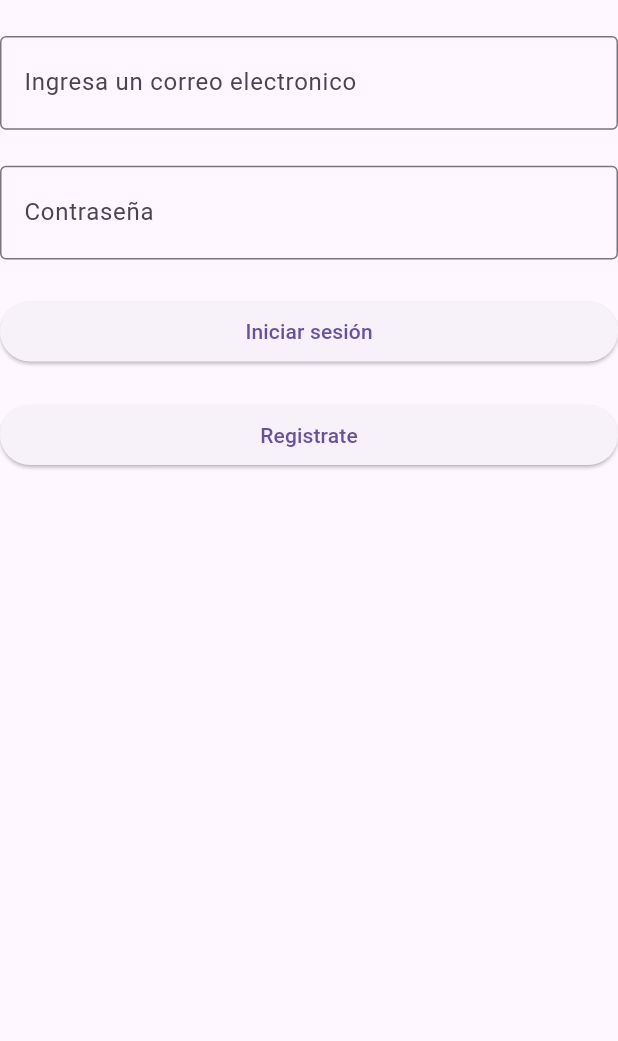
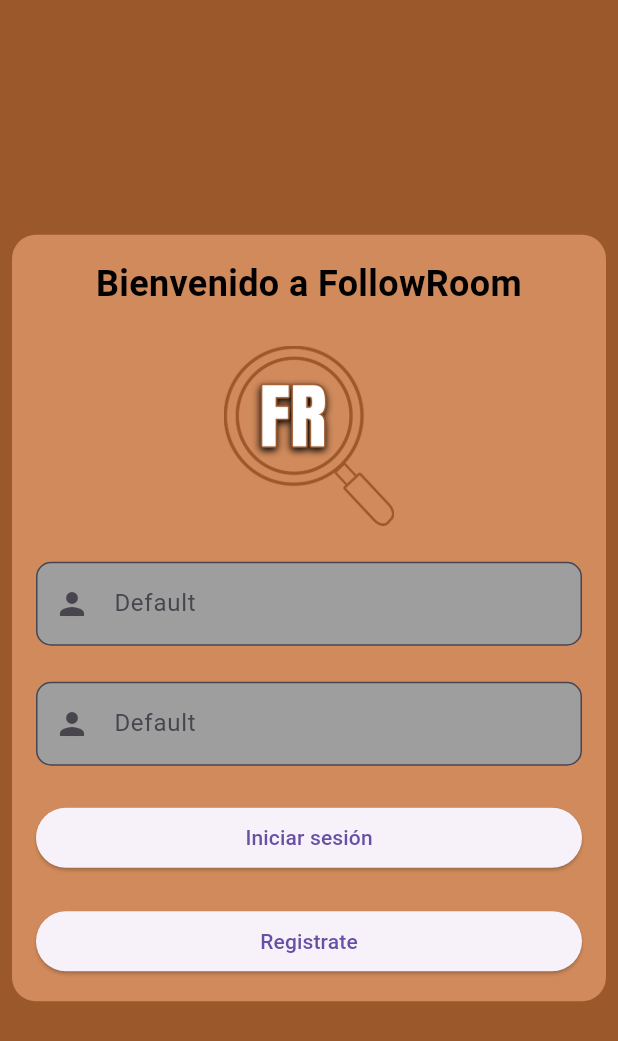
Before and after one commit to asp-laboratories/FollowRoom, a Flutter app: the screen it shows after launch, on a phone screen of 412 x 824 dp. Shown: the top 1041 px of the screen. Run offline on Flutter 3.47's test engine with Material 3 defaults, Android fonts, the phone set to English and light mode, and no system bars.

Commit message:
feat: Creando la pantalla de inicio de sesion y siguiendo buenas practicas para reutilizar codigo 04

```diff
--- a/followroom_flutter/lib/core/colores.dart
+++ b/followroom_flutter/lib/core/colores.dart
@@ -1,18 +1,18 @@
-import 'package:flutter/material.dart';
+import 'dart:ui';
 
 class AppColores {
-  static const Color primary = Color(0x9b582b);
-  static const Color secundary = Color(0xd18a5b);
+  static const Color primary = Color(0xFF9B582B);
+  static const Color secundary = Color(0xFFD18A5B);
   //static const Color bold = Color(0xf5ddb2);
 
-  static const Color background = Color(0xFAF9F6);
+  static const Color background = Color(0xFFFAF9F6);
   //static const Color background = Color(0xf2f8fc);
   //static const Color background = Color(0xf4f1f8);
   //static const Color background = Color(0xfcfcf7);
   //static const Color backgroundComponent = Color(0xf5ddb2);
   //static const Color backgroundComponentSelected = Color(0xf5ddb2);
 
-  static const Color foreground = Color(0x36454f);
+  static const Color foreground = Color(0xFF36454F);
   //static const Color foreground = Color(0x282828);
 
 }
--- /dev/null
+++ b/followroom_flutter/lib/core/input_styles.dart
@@ -0,0 +1,21 @@
+import 'package:flutter/material.dart';
+
+class InputStyles {
+  static final input = InputDecoration(
+    labelText: 'Default',
+    hintText: 'predeterminado',
+    prefixIcon: Icon(Icons.person),
+
+    border: OutlineInputBorder(
+      borderRadius: BorderRadius.circular(10.0),
+    ),
+
+    focusedBorder: OutlineInputBorder(
+      borderSide: BorderSide(color: Colors.black),
+      borderRadius: BorderRadius.circular(10)
+    ),
+
+    filled: true,
+    fillColor: Colors.grey
+  );
+}
--- /dev/null
+++ b/followroom_flutter/lib/core/texto_styles.dart
@@ -0,0 +1,6 @@
+import 'package:flutter/material.dart';
+
+
+class TextEstilos{
+  static const encabezados = TextStyle(color: Colors.black, fontSize: 24, fontWeight: FontWeight.bold);
+}
--- a/followroom_flutter/lib/login_screen.dart
+++ b/followroom_flutter/lib/login_screen.dart
@@ -1,4 +1,7 @@
 import 'package:flutter/material.dart';
+import 'package:followroom_flutter/core/colores.dart';
+import 'package:followroom_flutter/core/input_styles.dart';
+import 'package:followroom_flutter/core/texto_styles.dart';
 import 'package:followroom_flutter/screens/almacenista_screens/navbar_almacenista.dart';
 import 'package:followroom_flutter/screens/cliente_screens/navbar_screen_cliente.dart';
 import 'package:followroom_flutter/signup_screen.dart';
@@ -19,27 +22,35 @@ class _LoginScreenState extends State<LoginScreen> {
   @override
   Widget build(BuildContext context) {
     return Scaffold(
-      body: Column(
+      backgroundColor: AppColores.primary,
+      body:
+        Expanded(
+          child: Center(
+          child: Padding(
+            padding: const EdgeInsets.all(8.0),
+            child: Container(
+            decoration: BoxDecoration(
+              color: AppColores.secundary,
+              borderRadius: BorderRadius.circular(16),
+              ),
+            child: Padding(
+              padding: const EdgeInsets.all(16.0),
+              child: Column(
               mainAxisSize: MainAxisSize.min,
               crossAxisAlignment: CrossAxisAlignment.stretch,
               children: [
+                Text("Bienvenido a FollowRoom", style: TextEstilos.encabezados, textAlign: TextAlign.center,),
+                SizedBox(height: 24,),
+                Image.asset('assets/images/followroom_logo.png', height: 120,),
                 SizedBox(height: 24,),
                 TextField(
                   controller: email,
-          decoration: InputDecoration(
-            labelText: 'Ingresa un correo electronico',
-            border: OutlineInputBorder(),
-            prefix: Icon(Icons.person)
-          ),
+                  decoration: InputStyles.input
                 ),
                 SizedBox(height: 24,),
                 TextField(
                   controller: password,
-          decoration: InputDecoration(
-            labelText: 'Contraseña',
-            border: OutlineInputBorder(),
-            prefix: Icon(Icons.password)
-          ),
+                  decoration: InputStyles.input
                 ),
                 SizedBox(height: 24,),
                 ElevatedButton(onPressed: (){
@@ -63,6 +74,11 @@ class _LoginScreenState extends State<LoginScreen> {
                   Navigator.push(context, MaterialPageRoute(builder: (context)=>Registro()));
                  }, child: Text("Registrate"))
               ],
+              ),
+            ),
+                  ),
+          ),
+        )
     )
     );
   }
--- a/followroom_flutter/pubspec.yaml
+++ b/followroom_flutter/pubspec.yaml
@@ -58,9 +58,8 @@ flutter:
   uses-material-design: true
 
   # To add assets to your application, add an assets section, like this:
-  # assets:
-  #   - images/a_dot_burr.jpeg
-  #   - images/a_dot_ham.jpeg
+  assets:
+    - assets/images/
 
   # An image asset can refer to one or more resolution-specific "variants", see
   # https://flutter.dev/to/resolution-aware-images
```
Also changed, not shown: followroom_flutter/assets/images/followroom_logo.png (added). Lines whose indentation alone changed are shown as unchanged.
